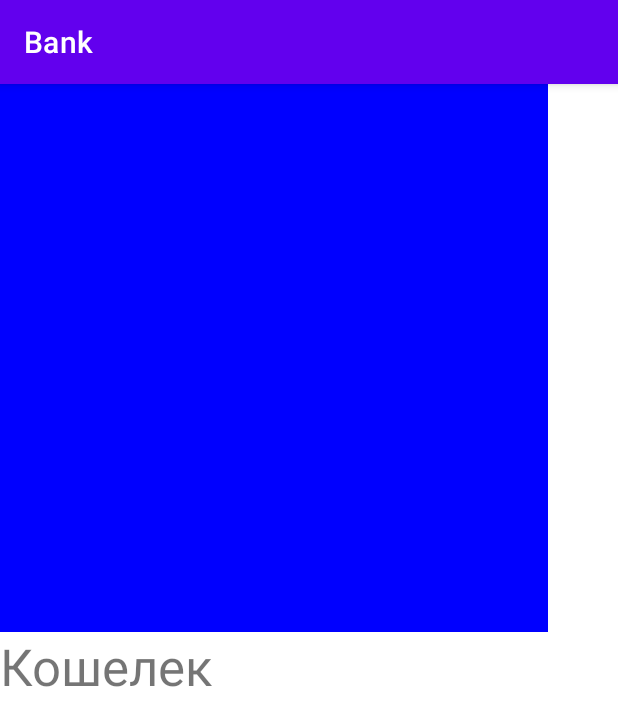
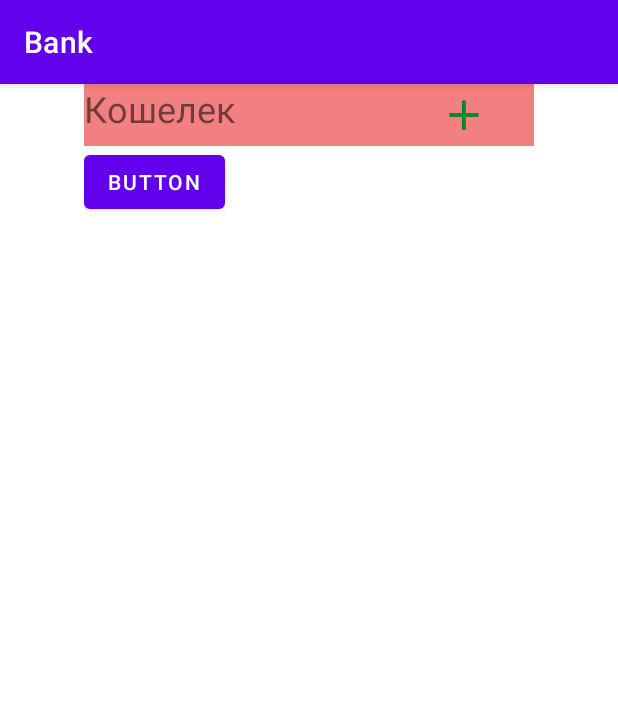
Before and after one commit to Baylake/android-bankapplication, an Android app: the MainActivity screen opened directly, with no data from a screen before it, on a phone screen of 412 x 824 dp. Shown: the top 726 px of the screen. Run offline under Robolectric (Android 15) with nearby library versions, the phone set to English and light mode, and no system bars.

Commit message:
Adds two items in RecyclerView in MainActivity

```diff
--- /dev/null
+++ b/app/src/main/java/com/example/bank/BankCard.java
@@ -0,0 +1,81 @@
+package com.example.bank;
+
+import java.util.Date;
+//TODO проверка валидности(регулярные выражения)
+public class BankCard {
+    String cardNumber = "";
+    String paySystemName = "";
+    String memberName = "";
+    String date;
+    String cvvCode = "";
+    String pinCode = "";
+
+    public BankCard(String cardNumber, String paySystemName, String memberName, String date, String cvvCode, String pinCode) {
+        this.cardNumber = cardNumber;
+        this.paySystemName = paySystemName;
+        this.memberName = memberName;
+        this.date = date;
+        this.cvvCode = cvvCode;
+        this.pinCode = pinCode;
+    }
+
+    public String getCardNumber() {
+        return cardNumber;
+    }
+
+    public void setCardNumber(String cardNumber) {
+        this.cardNumber = cardNumber;
+    }
+
+    public String getPaySystemName() {
+        return paySystemName;
+    }
+
+    public void setPaySystemName(String paySystemName) {
+        this.paySystemName = paySystemName;
+    }
+
+    public String getMemberName() {
+        return memberName;
+    }
+
+    public void setMemberName(String memberName) {
+        this.memberName = memberName;
+    }
+
+    public String getDate() {
+        return date;
+    }
+
+    public void setDate(String date) {
+        this.date = date;
+    }
+
+    public String getCvvCode() {
+        return cvvCode;
+    }
+
+    public void setCvvCode(String cvvCode) {
+        this.cvvCode = cvvCode;
+    }
+
+    public String getPinCode() {
+        return pinCode;
+    }
+
+    public void setPinCode(String pinCode) {
+        this.pinCode = pinCode;
+    }
+
+    @Override
+    public String toString() {
+        return "BankCard{" +
+                "cardNumber='" + cardNumber + '\'' +
+                ", paySystemName='" + paySystemName + '\'' +
+                ", memberName='" + memberName + '\'' +
+                ", date=" + date +
+                ", cvvCode='" + cvvCode + '\'' +
+                ", pinCode='" + pinCode + '\'' +
+                '}';
+    }
+}
--- a/app/src/main/java/com/example/bank/DataBase.java
+++ b/app/src/main/java/com/example/bank/DataBase.java
@@ -9,11 +9,8 @@ import java.net.HttpURLConnection;
 import java.net.URL;
 import java.util.HashMap;
 import java.util.Map;
-//TODO Вынести адрес сервера как константу!
-//TODO Adds insert method
-//TODO Adds delete method
 public class DataBase {
-    private static final String SERVER_ADDRESS = "192.168.0.112";
+    private static final String SERVER_ADDRESS = "192.168.1.208";
     private HttpURLConnection connection;
 
     //TODO Удалить startLoop когда вопросы по базе данных уйдут
--- a/app/src/main/java/com/example/bank/MainActivity.java
+++ b/app/src/main/java/com/example/bank/MainActivity.java
@@ -20,8 +20,9 @@ import java.net.HttpURLConnection;
 import java.net.MalformedURLException;
 import java.net.URL;
 import java.util.ArrayList;
-
-public class MainActivity extends AppCompatActivity implements MyRecyclerViewAdapter.ItemClickListener {
+//TODO Добавить парс карт из таблицы sql
+public class MainActivity extends AppCompatActivity {
+    //public class MainActivity extends AppCompatActivity implements MyRecyclerViewAdapter.ItemClickListener {
     private MyRecyclerViewAdapter adapter;
     @Override
     protected void onCreate(Bundle savedInstanceState) {
@@ -29,28 +30,31 @@ public class MainActivity extends AppCompatActivity implements MyRecyclerViewAda
         setContentView(R.layout.activity_main);
 
 
-        ArrayList<Integer> viewColors = new ArrayList<>();
-        viewColors.add(Color.BLUE);
-        viewColors.add(Color.YELLOW);
-        viewColors.add(Color.MAGENTA);
-        viewColors.add(Color.RED);
-        viewColors.add(Color.BLACK);
+        ArrayList<BankCard> cards = new ArrayList<>();
+        BankCard card1 = new BankCard("1234 5678 9012 3456", "Mir","Dmitro Eblan","1.12.2022","000","0000");
+        BankCard card2 = new BankCard("1234 5678 9012 3456", "Mir","Dmitro Eblan","1.12.2022","000","0000");
+        cards.add(card1);
+        cards.add(card2);
 
-        ArrayList<String> pages = new ArrayList<>();
-        pages.add("Кошелек");
-        pages.add("Финансы");
-        pages.add("Camel");
-        pages.add("Sheep");
-        pages.add("Goat");
+
+
+//        ArrayList<String> pages = new ArrayList<>();
+//        pages.add("Кошелек");
+//        pages.add("Финансы");
+//        pages.add("Camel");
+//        pages.add("Sheep");
+//        pages.add("Goat");
         LinearLayoutManager layoutManager = new LinearLayoutManager(MainActivity.this, LinearLayoutManager.HORIZONTAL, false);
         RecyclerView recyclerView = findViewById(R.id.RecyclerView1);
         recyclerView.setLayoutManager(layoutManager);
-        adapter = new MyRecyclerViewAdapter(this, viewColors, pages);
-        adapter.setClickListener(this);
+        adapter = new MyRecyclerViewAdapter(this, cards);
+        //adapter = new MyRecyclerViewAdapter(this, viewColors, pages);
+        //adapter.setClickListener(this);
         recyclerView.setAdapter(adapter);
     }
-    @Override
-    public void onItemClick(View view, int position) {
-        Toast.makeText(this, "You clicked " + adapter.getItem(position) + " on item position " + position, Toast.LENGTH_SHORT).show();
-    }
+//    @Override
+//    public void onItemClick(View view, int position) {
+//        Toast.makeText(this, "Ну типа соси ",Toast.LENGTH_SHORT ).show();
+//        //Toast.makeText(this, "You clicked " + adapter.getItem(position) + " on item position " + position, Toast.LENGTH_SHORT).show();
+//    }
 }
--- a/app/src/main/java/com/example/bank/MyRecyclerViewAdapter.java
+++ b/app/src/main/java/com/example/bank/MyRecyclerViewAdapter.java
@@ -4,6 +4,9 @@ import android.content.Context;
 import android.view.LayoutInflater;
 import android.view.View;
 import android.view.ViewGroup;
+import android.widget.Button;
+import android.widget.ImageButton;
+import android.widget.ImageView;
 import android.widget.TextView;
 
 import androidx.annotation.NonNull;
@@ -13,71 +16,43 @@ import java.util.List;
 
 public class MyRecyclerViewAdapter extends RecyclerView.Adapter<MyRecyclerViewAdapter.ViewHolder> {
 
-    private List<Integer> mViewColors;
-    private List<String> mAnimals;
-    private LayoutInflater mInflater;
-    private ItemClickListener mClickListener;
+    private final LayoutInflater inflater;
+    private final List<BankCard> bankCards;
 
-    // data is passed into the constructor
-    MyRecyclerViewAdapter(Context context, List<Integer> colors, List<String> animals) {
-        this.mInflater = LayoutInflater.from(context);
-        this.mViewColors = colors;
-        this.mAnimals = animals;
+    public MyRecyclerViewAdapter(Context context, List<BankCard> bankCards) {
+        this.bankCards = bankCards;
+        this.inflater = LayoutInflater.from(context);
     }
 
-    // inflates the row layout from xml when needed
+    @NonNull
     @Override
-    @NonNull
-    public ViewHolder onCreateViewHolder(@NonNull ViewGroup parent, int viewType) {
-        View view = mInflater.inflate(R.layout.second_block, parent, false);
+    public MyRecyclerViewAdapter.ViewHolder onCreateViewHolder(@NonNull ViewGroup parent, int viewType) {
+        View view = inflater.inflate(R.layout.second_block, parent, false);
         return new ViewHolder(view);
     }
 
-    // binds the data to the view and textview in each row
     @Override
     public void onBindViewHolder(@NonNull ViewHolder holder, int position) {
-        int color = mViewColors.get(position);
-        String animal = mAnimals.get(position);
-        holder.myView.setBackgroundColor(color);
-        holder.myTextView.setText(animal);
+        BankCard card = bankCards.get(position);
+        holder.imageButtonPlus.setImageResource(R.drawable.main_activity_plus);
+        holder.header.setText(R.string.header);
+        //holder.allCards.setBackgroundColor(R.color.purple_200);
     }
 
-    // total number of rows
     @Override
     public int getItemCount() {
-        return mAnimals.size();
+        return bankCards.size();
     }
 
-    // stores and recycles views as they are scrolled off screen
-    public class ViewHolder extends RecyclerView.ViewHolder implements View.OnClickListener {
-        View myView;
-        TextView myTextView;
-
-        ViewHolder(View itemView) {
-            super(itemView);
-            myView = itemView.findViewById(R.id.imageView);
-            myTextView = itemView.findViewById(R.id.textView5);
-            itemView.setOnClickListener(this);
-        }
-
-        @Override
-        public void onClick(View view) {
-            if (mClickListener != null) mClickListener.onItemClick(view, getAdapterPosition());
+    public static class ViewHolder extends RecyclerView.ViewHolder {
+        final ImageButton imageButtonPlus;
+        final TextView header;
+        final Button allCards;
+        ViewHolder(View view){
+            super(view);
+            imageButtonPlus = view.findViewById(R.id.imageButton3);
+            header = view.findViewById(R.id.textView5);
+            allCards = view.findViewById(R.id.button);
         }
     }
-
-    // convenience method for getting data at click position
-    public String getItem(int id) {
-        return mAnimals.get(id);
-    }
-
-    // allows clicks events to be caught
-    public void setClickListener(ItemClickListener itemClickListener) {
-        this.mClickListener = itemClickListener;
-    }
-
-    // parent activity will implement this method to respond to click events
-    public interface ItemClickListener {
-        void onItemClick(View view, int position);
-    }
 }
--- a/app/src/main/java/com/example/bank/PasswordActivity.java
+++ b/app/src/main/java/com/example/bank/PasswordActivity.java
@@ -16,7 +16,7 @@ import java.io.InputStream;
 import java.io.InputStreamReader;
 import java.net.HttpURLConnection;
 import java.net.URL;
-
+//TODO Сделать Toast с выводом данных sql
 
 public class PasswordActivity extends AppCompatActivity {
     HttpURLConnection conn;
@@ -52,7 +52,7 @@ public class PasswordActivity extends AppCompatActivity {
                     answer.setText(ans.toString());
                     //ЖЕСКО ТЕСТИРУЮ
                     DataBase dataBase = new DataBase();
-                    dataBase.insertIntoUsersAndLogins();
+                    dataBase.selectLoginAndPassword("valerik228");
                     //ЖЕСКО ТЕСТИРУЮ
                     break;
 
--- a/app/src/main/res/layout/second_block.xml
+++ b/app/src/main/res/layout/second_block.xml
@@ -6,22 +6,53 @@
     android:layout_height="match_parent">
 
     <LinearLayout
-        android:layout_width="match_parent"
-        android:layout_height="match_parent"
-        android:orientation="vertical">
+        android:layout_width="300dp"
+        android:layout_height="325dp"
+        android:orientation="vertical"
+        app:layout_constraintBottom_toBottomOf="parent"
+        app:layout_constraintEnd_toEndOf="parent"
+        app:layout_constraintStart_toStartOf="parent"
+        app:layout_constraintTop_toTopOf="parent">
 
-        <ImageView
-            android:id="@+id/imageView"
-            android:layout_width="365dp"
-            android:layout_height="365dp"
-            tools:srcCompat="@tools:sample/avatars" />
+        <LinearLayout
+            android:layout_width="match_parent"
+            android:layout_height="wrap_content"
+            android:background="#F38080"
+            android:orientation="horizontal">
 
-        <TextView
-            android:id="@+id/textView5"
+            <TextView
+                android:id="@+id/textView5"
+                android:layout_width="wrap_content"
+                android:layout_height="wrap_content"
+                android:layout_weight="1"
+                android:text="@string/header"
+                android:textSize="24sp" />
+
+            <Space
+                android:layout_width="wrap_content"
+                android:layout_height="wrap_content"
+                android:layout_weight="1" />
+
+            <ImageButton
+                android:id="@+id/imageButton3"
+                android:layout_width="wrap_content"
+                android:layout_height="wrap_content"
+                android:layout_weight="1"
+                android:background="#F28080"
+                android:contentDescription="@string/app_name"
+                android:scaleType="centerInside"
+                android:scaleX="0.5"
+                android:scaleY="0.5"
+                app:srcCompat="@drawable/main_activity_plus" />
+
+        </LinearLayout>
+
+        <Button
+            android:id="@+id/button3"
             android:layout_width="wrap_content"
             android:layout_height="wrap_content"
-            android:text="TextView"
-            android:textSize="34sp" />
+            android:text="Button" />
+
     </LinearLayout>
 
 </androidx.constraintlayout.widget.ConstraintLayout>
```
Also changed, not shown: app/src/main/res/drawable/main_activity_plus.png (added).
